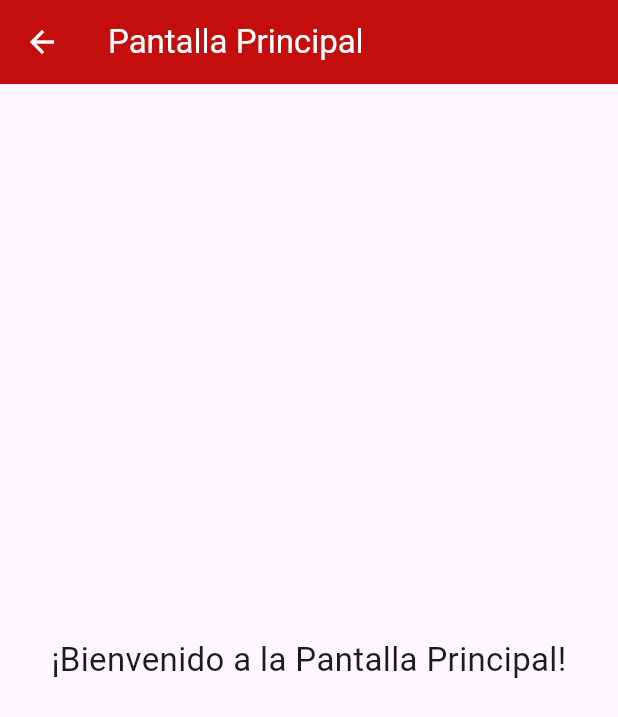
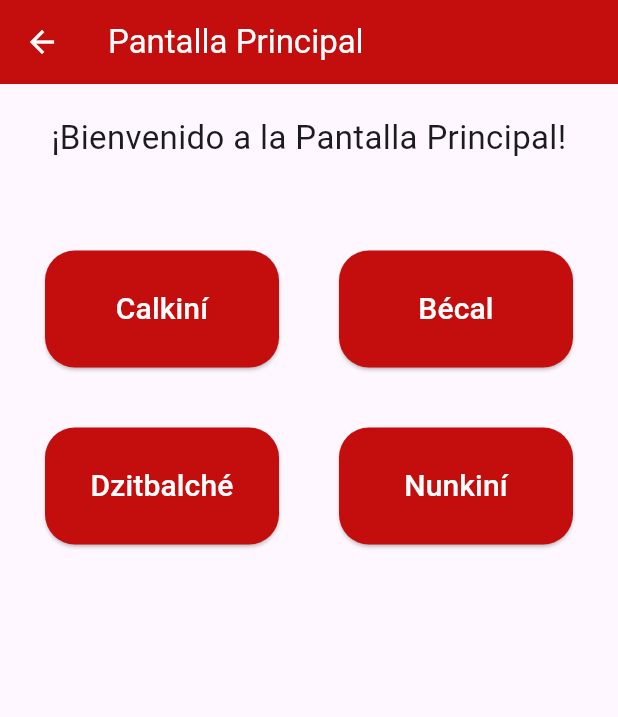
Before and after one commit to Fernando-Puc/GeoCam, a Flutter app: the HomeScreen screen opened directly, on a phone screen of 412 x 824 dp. Shown: the top 717 px of the screen. Run offline on Flutter 3.47's test engine with Material 3 defaults, Android fonts, the phone set to English and light mode, and no system bars.

Commit message:
pantallas de los municipios

```diff
--- a/geo_cam_app/lib/main.dart
+++ b/geo_cam_app/lib/main.dart
@@ -1,5 +1,8 @@
 import 'package:flutter/material.dart';
-
+import 'screens/pantallaCK.dart';
+import 'screens/pantallaBC.dart';
+import 'screens/pantallaDZ.dart';
+import 'screens/pantallaNK.dart';
 void main() {
   runApp(const MyApp());
 }
@@ -147,7 +150,7 @@ class _WelcomeScreenState extends State<WelcomeScreen>
   }
 }
 
-//Segunda pantalla
+// Segunda pantalla
 class HomeScreen extends StatelessWidget {
   const HomeScreen({super.key});
 
@@ -159,12 +162,61 @@ class HomeScreen extends StatelessWidget {
         backgroundColor: Color.fromARGB(255, 196, 14, 14),
         foregroundColor: Colors.white,
       ),
-      body: const Center(
-        child: Text(
-          '¡Bienvenido a la Pantalla Principal!',
-          style: TextStyle(fontSize: 22),
-          textAlign: TextAlign.center,
+
+      body: Column(
+        children: [
+          const SizedBox(height: 20),
+
+          const Text(
+            '¡Bienvenido a la Pantalla Principal!',
+            style: TextStyle(fontSize: 22),
+            textAlign: TextAlign.center,
+          ),
+
+          const SizedBox(height: 30),
+          Expanded(
+            child: Padding(
+              padding: const EdgeInsets.all(30),
+              child: GridView.count(
+                crossAxisCount: 2,
+                crossAxisSpacing: 40,
+                mainAxisSpacing: 40,
+                childAspectRatio: 2,
+                children: [
+                  _buildButton(context, "Calkiní", const PantallaCK()),
+                  _buildButton(context, "Bécal", const PantallaBC()),
+                  _buildButton(context, "Dzitbalché", const PantallaDZ()),
+                  _buildButton(context, "Nunkiní", const PantallaNK()),
+                ],
+              ),
+            ),
+          ),
+        ],
+      ),
+    );
+  }
+
+  // Aquí se controlan los botones
+  Widget _buildButton(BuildContext context, String text, Widget screen) {
+    return ElevatedButton(
+      onPressed: () {
+        Navigator.push(
+          context,
+          MaterialPageRoute(builder: (context) => screen),
+        );
+      },
+      style: ElevatedButton.styleFrom(
+        backgroundColor: const Color.fromARGB(255, 196, 14, 14),
+        foregroundColor: Colors.white,
+        padding: const EdgeInsets.all(12),
+        shape: RoundedRectangleBorder(
+          borderRadius: BorderRadius.circular(20),
         ),
+      ),
+      child: Text(
+        text,
+        textAlign: TextAlign.center,
+        style: const TextStyle(fontSize: 20),
       ),
     );
   }
--- /dev/null
+++ b/geo_cam_app/lib/screens/pantallaBC.dart
@@ -0,0 +1,15 @@
+import 'package:flutter/material.dart';
+
+class PantallaBC extends StatelessWidget {
+  const PantallaBC({super.key});
+
+  @override
+  Widget build(BuildContext context) {
+    return Scaffold(
+      appBar: AppBar(title: Text ("Pantalla para bécal")),
+      body: const Center(
+        child: Text("Esta es la Pantalla para bécal"),
+      ),
+    );
+  }
+}
--- /dev/null
+++ b/geo_cam_app/lib/screens/pantallaCK.dart
@@ -0,0 +1,15 @@
+import 'package:flutter/material.dart';
+
+class PantallaCK extends StatelessWidget {
+  const PantallaCK({super.key});
+
+  @override
+  Widget build(BuildContext context) {
+    return Scaffold(
+      appBar: AppBar(title: Text("Pantalla Calkiní")),
+      body: const Center(
+        child: Text("Esta es la Pantalla para calkiní"),
+      ),
+    );
+  }
+}
--- /dev/null
+++ b/geo_cam_app/lib/screens/pantallaDZ.dart
@@ -0,0 +1,15 @@
+import 'package:flutter/material.dart';
+
+class PantallaDZ extends StatelessWidget {
+  const PantallaDZ({super.key});
+
+  @override
+  Widget build(BuildContext context) {
+    return Scaffold(
+      appBar: AppBar(title: Text ("Pantalla para dzitbalché")),
+      body: const Center(
+        child: Text("Esta es la Pantalla para Dzitbalché"),
+      ),
+    );
+  }
+}
--- /dev/null
+++ b/geo_cam_app/lib/screens/pantallaNK.dart
@@ -0,0 +1,15 @@
+import 'package:flutter/material.dart';
+
+class PantallaNK extends StatelessWidget {
+  const PantallaNK({super.key});
+
+  @override
+  Widget build(BuildContext context) {
+    return Scaffold(
+      appBar: AppBar(title: Text ("Pantalla para nunkiní")),
+      body: const Center(
+        child: Text("Esta es la Pantalla para Nunkiní"),
+      ),
+    );
+  }
+}
```
